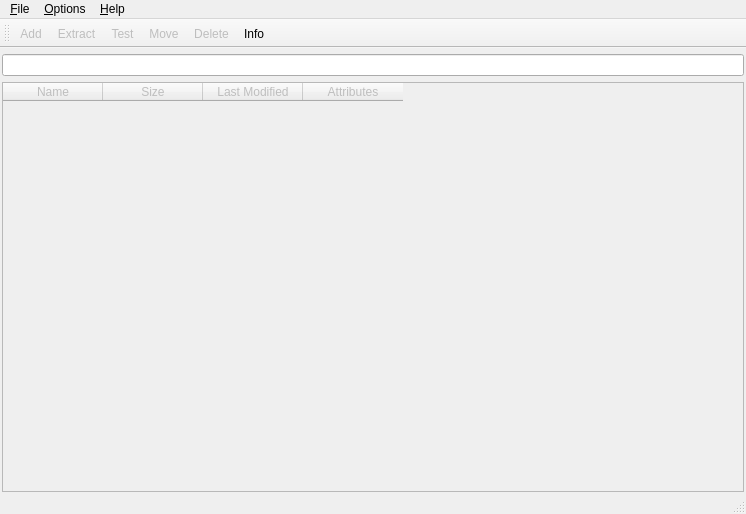
Old version of the form resources/main.ui in the repository 59de44955ebd/Archivist.
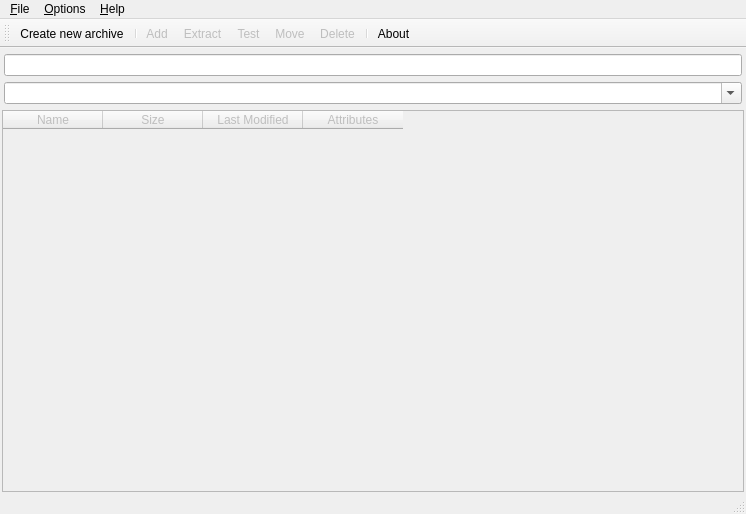
New version of the form. Icons and pictures are not drawn. Custom widgets are drawn as their Qt base class.

Patch:
```diff
--- a/resources/main.ui
+++ b/resources/main.ui
@@ -47,11 +47,34 @@
      <number>0</number>
     </property>
     <item>
-     <widget class="QLineEdit" name="lineEditPath">
-      <property name="readOnly">
-       <bool>true</bool>
+     <layout class="QVBoxLayout" name="verticalLayout_2">
+      <property name="leftMargin">
+       <number>2</number>
       </property>
-     </widget>
+      <property name="rightMargin">
+       <number>2</number>
+      </property>
+      <property name="bottomMargin">
+       <number>0</number>
+      </property>
+      <item>
+       <widget class="QLineEdit" name="lineEditPath">
+        <property name="readOnly">
+         <bool>true</bool>
+        </property>
+       </widget>
+      </item>
+      <item>
+       <widget class="QComboBox" name="comboBox">
+        <property name="styleSheet">
+         <string notr="true"/>
+        </property>
+        <property name="editable">
+         <bool>true</bool>
+        </property>
+       </widget>
+      </item>
+     </layout>
     </item>
     <item>
      <widget class="MyTableWidget" name="tableWidget">
@@ -192,11 +215,14 @@
    <attribute name="toolBarBreak">
     <bool>false</bool>
    </attribute>
+   <addaction name="actionCreate"/>
+   <addaction name="separator"/>
    <addaction name="actionAdd"/>
    <addaction name="actionExtract"/>
    <addaction name="actionTest"/>
    <addaction name="actionMove"/>
    <addaction name="actionDelete"/>
+   <addaction name="separator"/>
    <addaction name="actionInfo"/>
   </widget>
   <action name="actionExit">
@@ -336,7 +362,13 @@
      <normaloff>:/main/icons/about.png</normaloff>:/main/icons/about.png</iconset>
    </property>
    <property name="text">
-    <string>Info</string>
+    <string>About</string>
+   </property>
+   <property name="iconText">
+    <string>About</string>
+   </property>
+   <property name="toolTip">
+    <string>About</string>
    </property>
   </action>
   <action name="actionAlwaysExtract">
@@ -347,6 +379,20 @@
     <string>&amp;Always extract to archive's folder</string>
    </property>
   </action>
+  <action name="actionCreate">
+   <property name="icon">
+    <iconset resource="main.qrc">
+     <normaloff>:/main/icons/create.png</normaloff>:/main/icons/create.png</iconset>
+   </property>
+   <property name="text">
+    <string>Create new archive</string>
+   </property>
+  </action>
+  <action name="actionCompressSingleFile">
+   <property name="text">
+    <string>GZIP/BZIP2/XZ compress file</string>
+   </property>
+  </action>
  </widget>
  <customwidgets>
   <customwidget>
```
Left out of the diff: 7 changed lines with no effect on the pictures.
